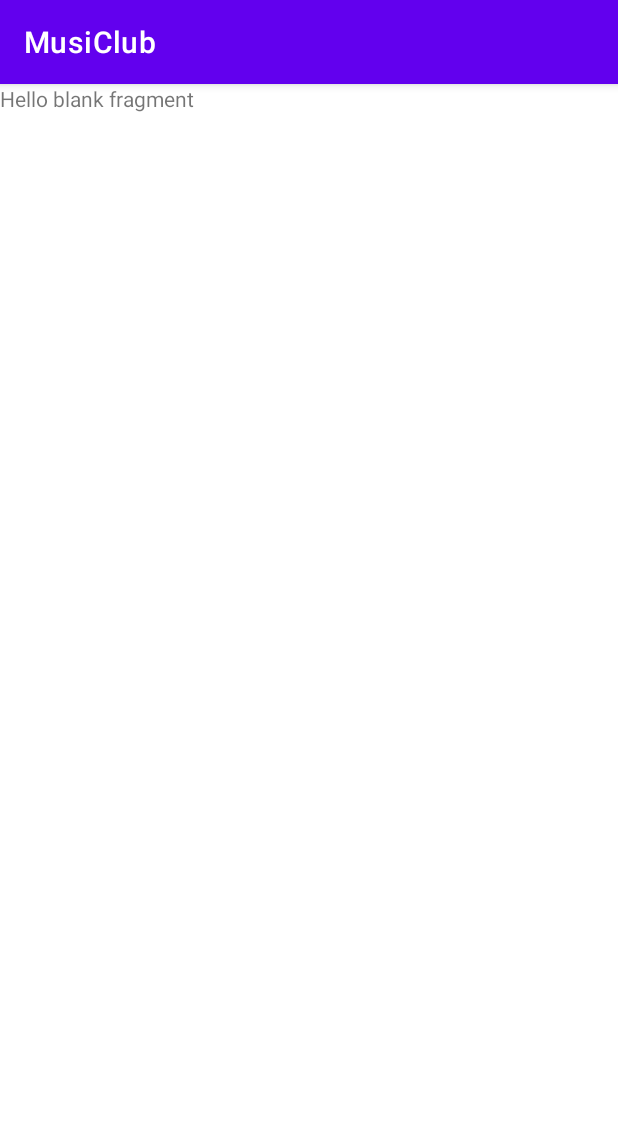
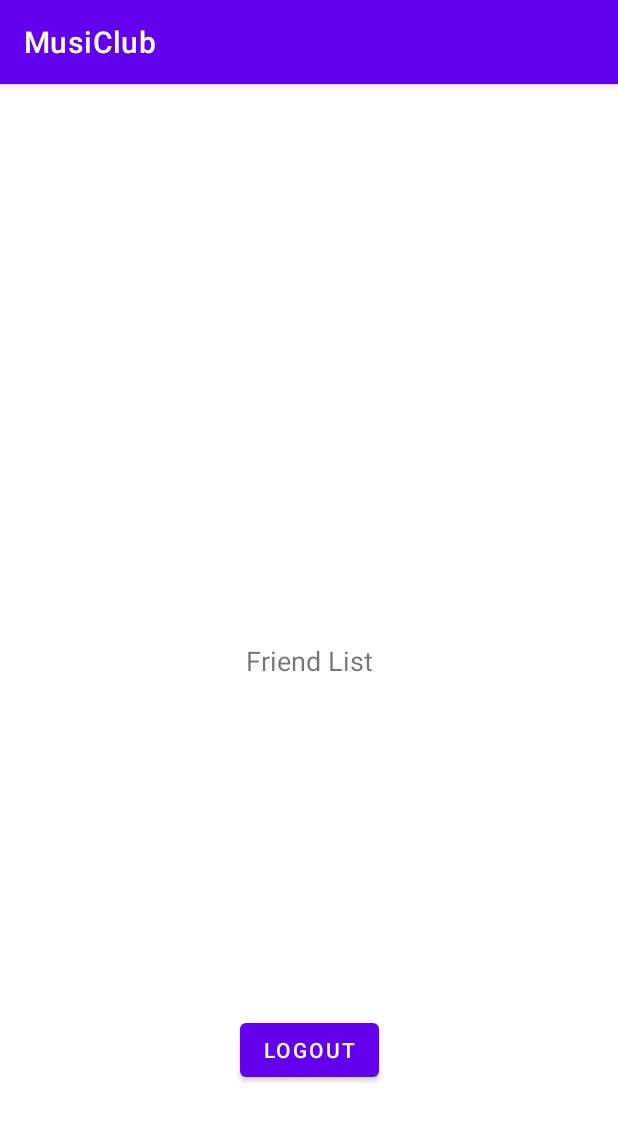
Before and after one commit to straponessi/MusiClub, an Android app: the FriendListFragment screen opened directly, with no data from a screen before it, on a phone screen of 412 x 824 dp. Shown: the top 1121 px of the screen. Run offline under Robolectric (Android 15) with nearby library versions, the phone set to English and light mode, and no system bars; our stand-ins replace Firebase (no records; nobody signed in at launch, a user with empty details on screens opened directly).

```diff
--- a/app/build.gradle
+++ b/app/build.gradle
@@ -44,6 +44,7 @@ dependencies {
     implementation 'androidx.constraintlayout:constraintlayout:2.1.4'
     implementation 'com.google.firebase:firebase-auth:21.3.0'
     implementation 'com.google.firebase:firebase-common-ktx:20.3.2'
+    implementation 'com.google.firebase:firebase-database-ktx:20.2.0'
     testImplementation 'junit:junit:4.13.2'
     androidTestImplementation 'androidx.test.ext:junit:1.1.5'
     androidTestImplementation 'androidx.test.espresso:espresso-core:3.5.1'
--- a/app/src/main/java/com/android/musiclub/FriendListFragment.kt
+++ b/app/src/main/java/com/android/musiclub/FriendListFragment.kt
@@ -29,13 +29,15 @@ class FriendListFragment : Fragment() {
     override fun onViewCreated(view: View, savedInstanceState: Bundle?) {
         super.onViewCreated(view, savedInstanceState)
 
-        val user = FirebaseAuth.getInstance().currentUser
-
-
-        if (user == null) {
+        if (FirebaseAuth.getInstance().currentUser == null) {
             findNavController().navigate(R.id.action_friendFragment_to_loginFragment)
         } else {
             fetchCurrentUser()
+
+            binding.btnLogout.setOnClickListener{
+               FirebaseAuth.getInstance().signOut()
+                findNavController().navigate(R.id.action_friendFragment_to_loginFragment)
+            }
         }
     }
 
--- a/app/src/main/res/layout/fragment_friend_list.xml
+++ b/app/src/main/res/layout/fragment_friend_list.xml
@@ -1,14 +1,31 @@
 <?xml version="1.0" encoding="utf-8"?>
-<FrameLayout xmlns:android="http://schemas.android.com/apk/res/android"
+<androidx.constraintlayout.widget.ConstraintLayout xmlns:android="http://schemas.android.com/apk/res/android"
+    xmlns:app="http://schemas.android.com/apk/res-auto"
     xmlns:tools="http://schemas.android.com/tools"
+    android:id="@+id/frameLayout3"
     android:layout_width="match_parent"
     android:layout_height="match_parent"
     tools:context=".FriendListFragment">
 
-    <!-- TODO: Update blank fragment layout -->
     <TextView
-        android:layout_width="match_parent"
-        android:layout_height="match_parent"
-        android:text="@string/hello_blank_fragment" />
+        android:id="@+id/textView2"
+        android:layout_width="wrap_content"
+        android:layout_height="wrap_content"
+        android:text="Friend List"
+        android:textSize="18sp"
+        app:layout_constraintBottom_toBottomOf="parent"
+        app:layout_constraintEnd_toEndOf="parent"
+        app:layout_constraintStart_toStartOf="parent"
+        app:layout_constraintTop_toTopOf="parent" />
 
-</FrameLayout>
+    <Button
+        android:id="@+id/btn_logout"
+        android:layout_width="wrap_content"
+        android:layout_height="wrap_content"
+        android:text="Logout"
+        app:layout_constraintBottom_toBottomOf="parent"
+        app:layout_constraintEnd_toEndOf="parent"
+        app:layout_constraintStart_toStartOf="parent"
+        android:layout_marginBottom="100dp"/>
+
+</androidx.constraintlayout.widget.ConstraintLayout>
```
Also changed, not shown: app/src/main/java/com/android/musiclub/RegisterFragment.kt (+27 -1 lines), app/src/main/java/com/android/musiclub/models/UserModel.kt (added, +10 -0 lines).
